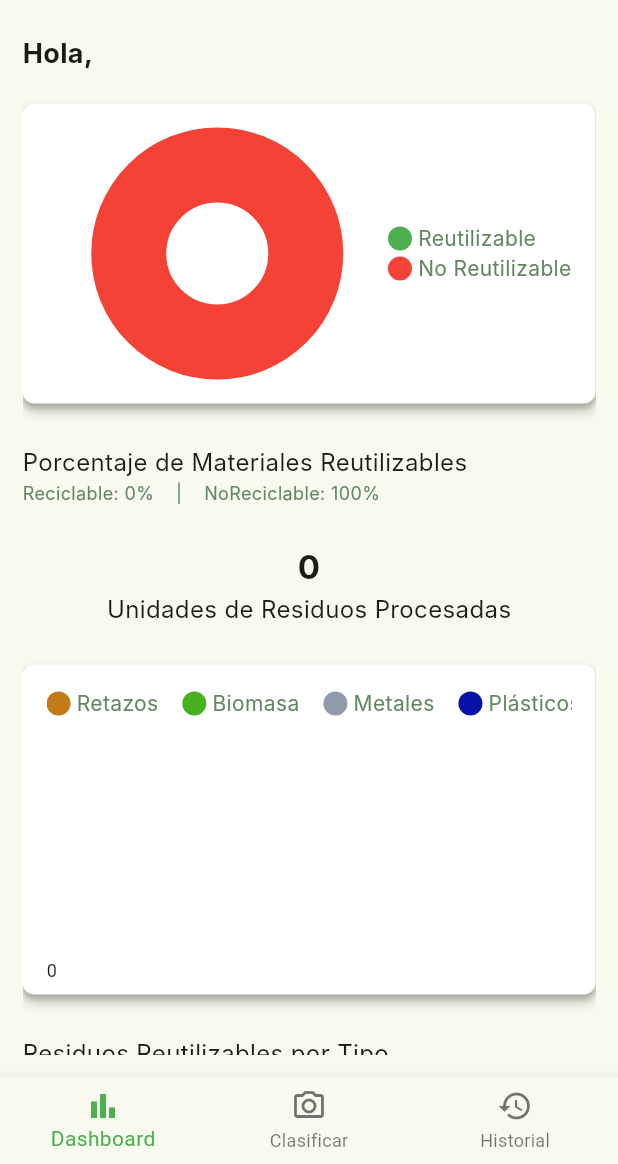
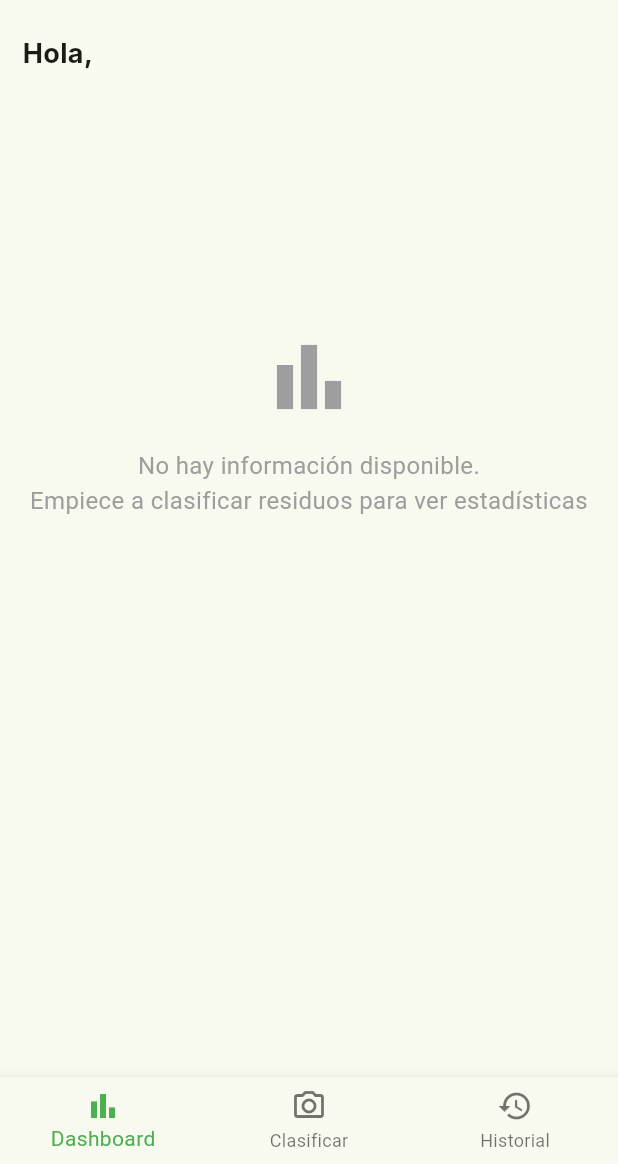
Before and after one commit to P2025046-SCRM/scrm-frontend, a Flutter app: the DashboardScreen screen opened directly, on a phone screen of 412 x 824 dp, the part 72-1236 px from its top. Run offline on Flutter 3.47's test engine with Material 3 defaults, Android fonts, the phone set to English and light mode, and no system bars; drawn by our look-alikes of fl_chart; our stand-ins replace camera, cloud_firestore, firebase_auth, firebase_core, firebase_crashlytics, firebase_remote_config and 3 more; accounts and stored records are empty; generated files the repository leaves out were written again; Roboto replaces fonts that are missing (Inter).

Commit message:
feat: enhance empty state widget and implement on dashboard screen

```diff
--- a/lib/presentation/clasif_history/widgets/empty_state_widget.dart
+++ b/lib/presentation/clasif_history/widgets/empty_state_widget.dart
@@ -15,11 +15,13 @@ class EmptyStateWidget extends StatelessWidget {
     return Center(
       child: Column(
         mainAxisAlignment: MainAxisAlignment.center,
+        mainAxisSize: MainAxisSize.max,
         children: [
           Icon(icon, size: 64, color: Colors.grey),
           const SizedBox(height: 16),
           Text(
             message,
+            textAlign: TextAlign.center,
             style: const TextStyle(fontSize: 16, color: Colors.grey),
           ),
         ],
--- a/lib/presentation/dashboard/dashboard_screen.dart
+++ b/lib/presentation/dashboard/dashboard_screen.dart
@@ -7,6 +7,7 @@ import 'package:scrm/utils/logger.dart';
 
 import '../../common/widgets/appbar_widget.dart';
 import '../../common/widgets/bottom_nav_bar_widget.dart';
+import '../clasif_history/widgets/empty_state_widget.dart';
 import 'widgets/stats_counter_widget.dart';
 import 'widgets/pie_chart_card_widget.dart';
 import 'widgets/bar_chart_card_widget.dart';
@@ -63,67 +64,61 @@ class _DashboardScreenState extends State<DashboardScreen> {
               Consumer<DashboardProvider>(
                 builder: (context, dashboardProvider, _) {
                   if (dashboardProvider.isLoading && dashboardProvider.statistics == null) {
-                    return const Center(child: CircularProgressIndicator());
+                    return const Center(
+                      child: Padding(
+                        padding: EdgeInsets.symmetric(vertical: 40.0),
+                        child: CircularProgressIndicator(),
+                      ),
+                    );
+                  }
+
+                  if (dashboardProvider.statistics == null || dashboardProvider.totalProcessed == 0) {
+                    return const Center(
+                      child: Padding(
+                        padding: EdgeInsets.symmetric(vertical: 150.0),
+                        child: EmptyStateWidget(
+                          icon: Icons.bar_chart,
+                          message: 'No hay información disponible.\nEmpiece a clasificar residuos para ver estadísticas',
+                        ),
+                      ),
+                    );
                   }
 
                   final recyclablePercent = dashboardProvider.recyclablePercentage;
                   final nonRecyclablePercent = dashboardProvider.nonRecyclablePercentage;
+                  final barData = dashboardProvider.wasteTypeDistribution;
+                  final percentages = dashboardProvider.getMaterialPercentages();
+                  final accuracy = dashboardProvider.accuracyPercentage;
 
-                  return PieChartCard(
+                  return Column(
+                    crossAxisAlignment: CrossAxisAlignment.start,
+                    children: [
+                      PieChartCard(
                         recyclablePercent: recyclablePercent,
                         nonRecyclablePercent: nonRecyclablePercent,
-                  );
-                },
                       ),
-              SizedBox(height: 8,),
-              Consumer<DashboardProvider>(
-                builder: (context, dashboardProvider, _) {
-                  return RecyclablePercentageDisplayWidget(
-                    recyclablePercent: dashboardProvider.recyclablePercentage,
-                    nonRecyclablePercent: dashboardProvider.nonRecyclablePercentage,
-                  );
-                },
+                      const SizedBox(height: 8,),
+                      RecyclablePercentageDisplayWidget(
+                        recyclablePercent: recyclablePercent,
+                        nonRecyclablePercent: nonRecyclablePercent,
                       ),
-              SizedBox(height: 25,),
-              Consumer<DashboardProvider>(
-                builder: (context, dashboardProvider, _) {
-                  return StatsCounter(
+                      const SizedBox(height: 25,),
+                      StatsCounter(
                         count: dashboardProvider.totalProcessed,
                         statLabel: 'Unidades de Residuos Procesadas',
-                  );
-                },
                       ),
-              SizedBox(height: 25,),
-              Consumer<DashboardProvider>(
-                builder: (context, dashboardProvider, _) {
-                  final barData = dashboardProvider.wasteTypeDistribution;
-
-                  return BarChartCard(barData: barData);
-                },
-              ),
-              SizedBox(height: 8,),
-              Consumer<DashboardProvider>(
-                builder: (context, dashboardProvider, _) {
-                  final percentages = dashboardProvider.getMaterialPercentages();
-                  return PercentageDisplayWidget(
+                      const SizedBox(height: 25,),
+                      BarChartCard(barData: barData),
+                      const SizedBox(height: 8,),
+                      PercentageDisplayWidget(
                         title: 'Residuos Reutilizables por Tipo',
                         percentages: percentages,
+                      ),
+                      const SizedBox(height: 25,),
+                      GaugeChartCard(accuracy: accuracy),
+                      AccuracyPercentageDisplayWidget(accuracy: accuracy),
+                    ],
                   );
-                },
-              ),
-              SizedBox(height: 25,),
-              Consumer<DashboardProvider>(
-                builder: (context, dashboardProvider, _) {
-                  final accuracy = dashboardProvider.accuracyPercentage;
-
-                  return GaugeChartCard(accuracy: accuracy);
-                },
-              ),
-              Consumer<DashboardProvider>(
-                builder: (context, dashboardProvider, _) {
-                  final accuracy = dashboardProvider.accuracyPercentage;
-
-                  return AccuracyPercentageDisplayWidget(accuracy: accuracy);
                 },
               ),
             ],
```
Lines whose indentation alone changed are shown as unchanged.
